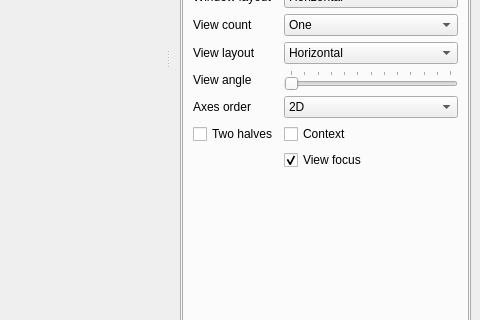
First picture: the form in MainWindow.ui, repository danlipsa/foamvis, before the edit; both pictures show x 641 to 1121 and y 294 to 614 of the 1121 by 703 pixel window.
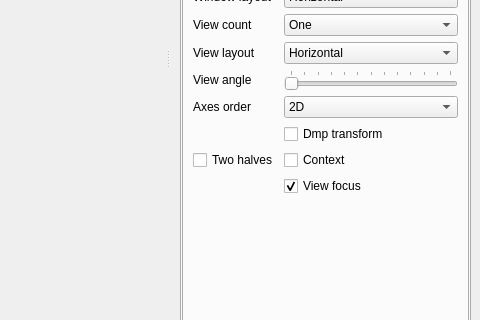
Second picture: the form after the edit. The open tabs and pages were chosen to show the change. Custom widgets are drawn as their Qt base class.

Patch:
```diff
--- a/MainWindow.ui
+++ b/MainWindow.ui
@@ -1329,21 +1329,21 @@
                </item>
               </widget>
              </item>
-             <item row="5" column="0">
+             <item row="6" column="0">
               <widget class="QCheckBox" name="checkBoxTwoHalvesView">
                <property name="text">
                 <string>Two halves</string>
                </property>
               </widget>
              </item>
-             <item row="5" column="1">
+             <item row="6" column="1">
               <widget class="QCheckBox" name="checkBoxContextView">
                <property name="text">
                 <string>Context</string>
                </property>
               </widget>
              </item>
-             <item row="6" column="1">
+             <item row="7" column="1">
               <widget class="QCheckBox" name="checkBoxViewFocusShown">
                <property name="text">
                 <string>View focus</string>
@@ -1353,6 +1353,13 @@
                </property>
               </widget>
              </item>
+             <item row="5" column="1">
+              <widget class="QCheckBox" name="checkBoxDmpTransform">
+               <property name="text">
+                <string>Dmp transform</string>
+               </property>
+              </widget>
+             </item>
             </layout>
            </widget>
           </widget>
```
Left out of the diff: 157 changed lines with no effect on the pictures.
